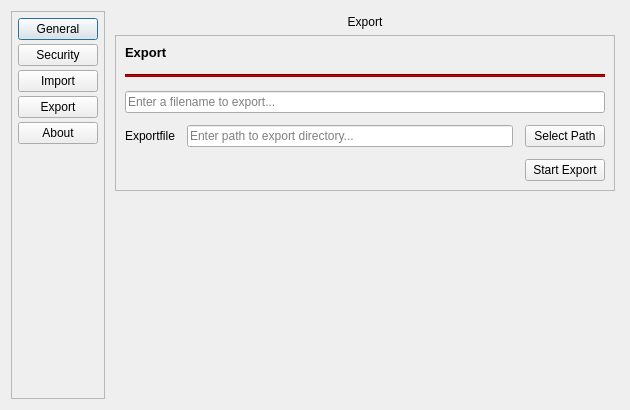
Before: the Qt Designer form src/settingswindow.ui in sera619/PassTreasure, drawn with Qt 5.
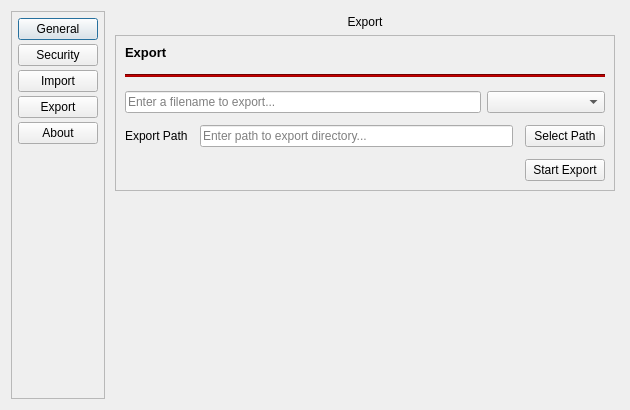
After: the same form once the commit is applied. The open tabs and pages were chosen to show the change.

Commit message: add export to .json feature

The edit to the form file:
```diff
--- a/src/settingswindow.ui
+++ b/src/settingswindow.ui
@@ -1731,13 +1731,36 @@
            </widget>
           </item>
           <item>
+           <layout class="QHBoxLayout" name="horizontalLayout_16" stretch="3,1">
+            <property name="spacing">
+             <number>6</number>
+            </property>
+            <item>
            <widget class="QLineEdit" name="exportFilenameLineEdit">
+              <property name="sizePolicy">
+               <sizepolicy hsizetype="Preferred" vsizetype="Fixed">
+                <horstretch>0</horstretch>
+                <verstretch>0</verstretch>
+               </sizepolicy>
+              </property>
             <property name="placeholderText">
              <string>Enter a filename to export...</string>
             </property>
            </widget>
           </item>
           <item>
+             <widget class="QComboBox" name="fileEndingBox">
+              <property name="styleSheet">
+               <string notr="true">font: 10pt &quot;Segoe UI&quot;;</string>
+              </property>
+              <property name="placeholderText">
+               <string>Select filetype...</string>
+              </property>
+             </widget>
+            </item>
+           </layout>
+          </item>
+          <item>
            <layout class="QHBoxLayout" name="horizontalLayout_12">
             <property name="leftMargin">
              <number>0</number>
@@ -1754,7 +1777,7 @@
             <item>
              <widget class="QLabel" name="label_15">
               <property name="text">
-               <string>Exportfile</string>
+               <string>Export Path</string>
               </property>
              </widget>
             </item>
```
Left out of the diff: 6 changed lines with no effect on the pictures. Lines whose indentation alone changed are shown as unchanged. The commit also changes 3 other files.
